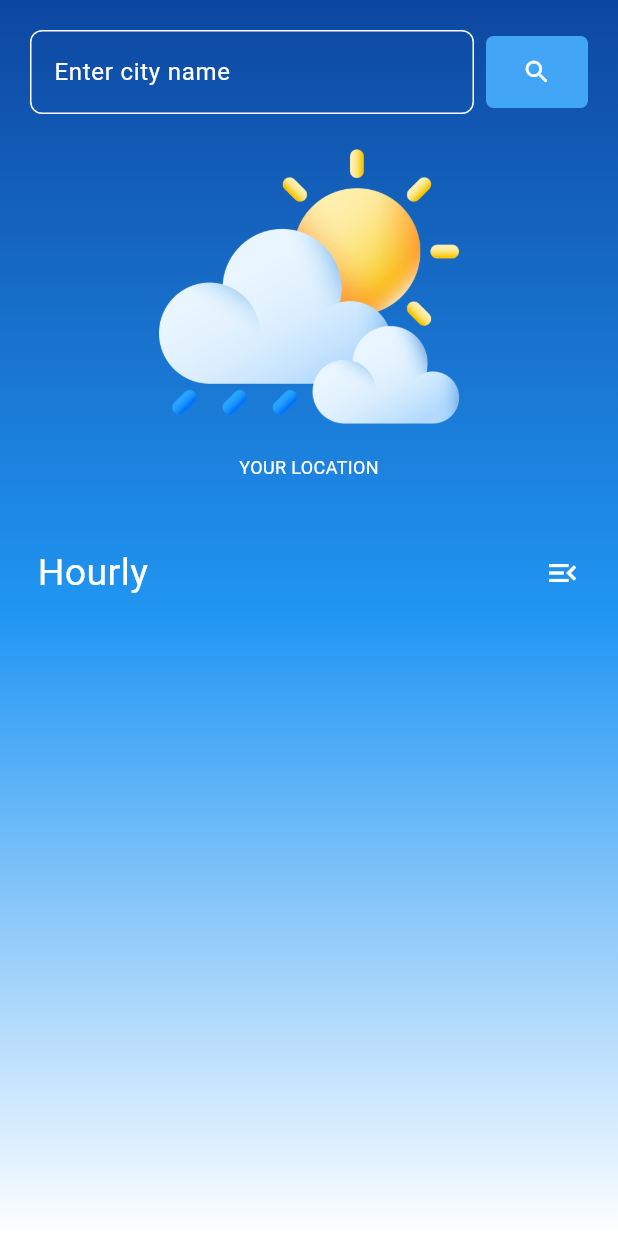
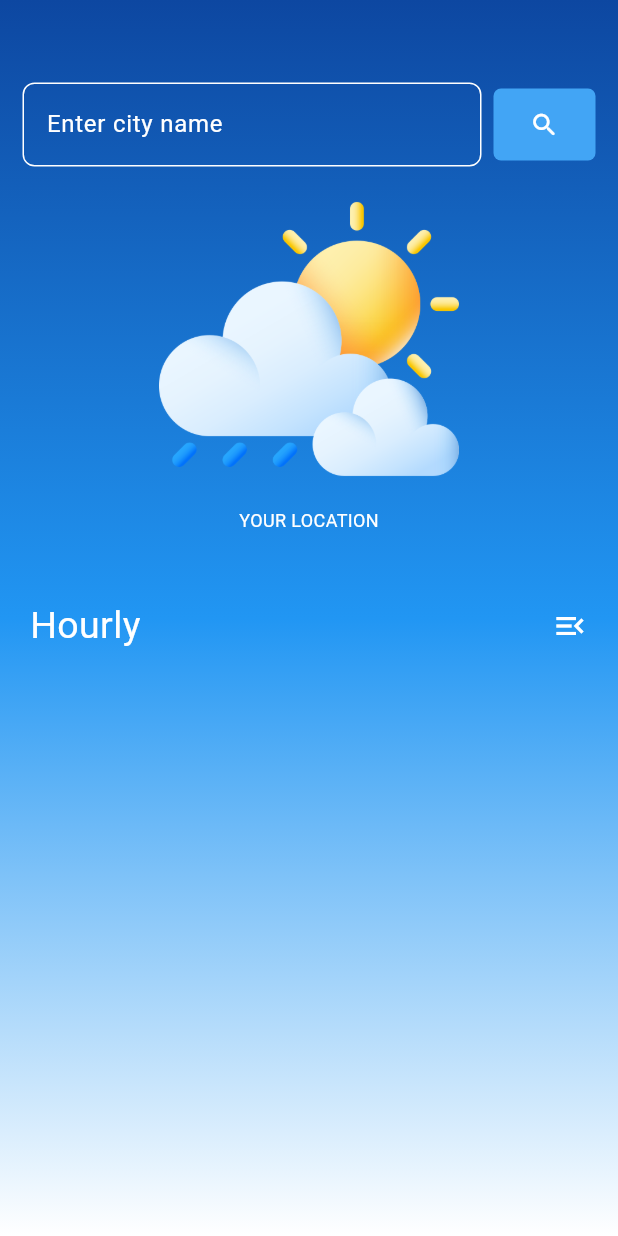
Before and after one commit to SagorAhmed-Coder/Weather-app-flutter-, a Flutter app: the screen it shows after launch, on a phone screen of 412 x 824 dp. Run offline on Flutter 3.47's test engine with Material 3 defaults, Android fonts, the phone set to English and light mode, and no system bars; network calls fail.

Commit message:
something modify

```diff
--- a/lib/pages/home_page.dart
+++ b/lib/pages/home_page.dart
@@ -164,8 +164,8 @@ class _HomePageState extends State<HomePage> {
 
   @override
   void initState() {
-    fetchData(searchCtrl.text);
-    super.initState();
+      fetchData(searchCtrl.text);
+      super.initState();
   }
 
   @override
@@ -183,8 +183,9 @@ class _HomePageState extends State<HomePage> {
           ),
         ),
         child:  ListView(
-          padding: EdgeInsets.all(20),
+          padding: EdgeInsets.all(15),
           children: [
+            const SizedBox(height: 40,),
             Row(
               children: [
                 Expanded(
@@ -230,9 +231,10 @@ class _HomePageState extends State<HomePage> {
               ],
             ),
             const SizedBox(height: 15),
+              if(isLoading) const LinearProgressIndicator(),
               SizedBox(
                   height: 200,
-                  child: Image.asset('asset/weather.png',)),
+                  child: Image.asset('asset/weather.png'),),
               //error
               if (error != null)
                 Text(error!, style: TextStyle(color: Colors.red)),
@@ -245,7 +247,7 @@ class _HomePageState extends State<HomePage> {
               ),
               //current temp
               if (_cTemp != null)
-                Center(child: Text("${_cTemp!.toStringAsFixed(0)}°C",style: TextStyle(fontWeight: FontWeight.bold,fontSize: 75),)),
+                Center(child: Text("${_cTemp!.toStringAsFixed(0)}°C",style: TextStyle(fontWeight: FontWeight.bold,fontSize: 75,),)),
               //current wind kph
               if(_cWindKph != null)
                 Card(
@@ -254,12 +256,20 @@ class _HomePageState extends State<HomePage> {
                     padding: const EdgeInsets.all(15.0),
                     child: Row(
                       children: [
-                        Text("Sunny conditions likely through today wind up to ",style: TextStyle(color: Colors.black87),),
-                        Text("$_cWindKph km/h",style: TextStyle(
-                          color: Colors.red,
-                          fontWeight: FontWeight.bold,
-                          fontSize: 18,
-                        ),),
+                        Text("Sunny conditions likely through today wind \nup to ------- ",style: TextStyle(color: Colors.black87,fontSize: 12,fontWeight: FontWeight.bold),),
+                        Expanded(
+                          child: Card(
+                            color: Colors.pink,
+                            child: Padding(
+                              padding: const EdgeInsets.all(8.0),
+                              child: Text("$_cWindKph km/h",style: TextStyle(
+                                color: Colors.white,
+                                fontWeight: FontWeight.bold,
+                                fontSize: 15,
+                              ),),
+                            ),
+                          ),
+                        ),
                       ],
                     ),
                   ),
```
